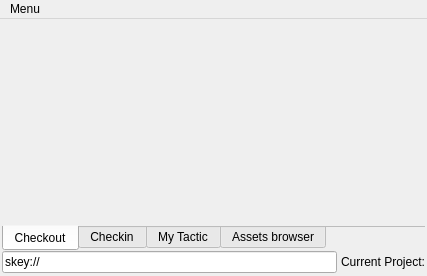
This is lib/ui/ui_main.ui in listyque/TACTIC-Handler as Qt 5 draws it before an edit. The edited form follows.
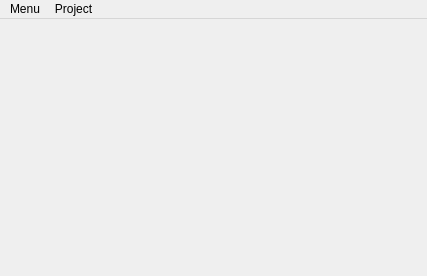
This is the edited form.

```diff
--- a/lib/ui/ui_main.ui
+++ b/lib/ui/ui_main.ui
@@ -5,6 +5,14 @@
   <property name="windowModality">
    <enum>Qt::ApplicationModal</enum>
   </property>
+  <property name="geometry">
+   <rect>
+    <x>0</x>
+    <y>0</y>
+    <width>427</width>
+    <height>276</height>
+   </rect>
+  </property>
   <property name="minimumSize">
    <size>
     <width>427</width>
@@ -23,7 +31,7 @@
 	border-width: 1px;
 	border-color:  rgba(75, 75, 75, 75);
 	border-radius: 1px;
-	padding: 3px;
+	padding: 0px;
 	background: qlineargradient(x1: 0, y1: 0, x2: 0, y2: 1, stop: 0 rgba(175, 175, 175, 25), stop: 1 rgba(175, 175, 175, 0));
 }
 
@@ -53,107 +61,7 @@
   <property name="windowFilePath">
    <string notr="true"/>
   </property>
-  <widget class="QWidget" name="mainwidget">
-   <layout class="QGridLayout" name="main_layout">
-    <property name="leftMargin">
-     <number>2</number>
-    </property>
-    <property name="topMargin">
-     <number>0</number>
-    </property>
-    <property name="rightMargin">
-     <number>2</number>
-    </property>
-    <property name="bottomMargin">
-     <number>3</number>
-    </property>
-    <property name="spacing">
-     <number>0</number>
-    </property>
-    <item row="0" column="0" colspan="3">
-     <widget class="QTabWidget" name="main_tabWidget">
-      <property name="tabPosition">
-       <enum>QTabWidget::South</enum>
-      </property>
-      <property name="currentIndex">
-       <number>0</number>
-      </property>
-      <property name="documentMode">
-       <bool>true</bool>
-      </property>
-      <widget class="QWidget" name="checkOutTab">
-       <attribute name="title">
-        <string>Checkout</string>
-       </attribute>
-       <layout class="QVBoxLayout" name="checkOutLayout">
-        <property name="spacing">
-         <number>0</number>
-        </property>
-        <property name="margin">
-         <number>0</number>
-        </property>
-       </layout>
-      </widget>
-      <widget class="QWidget" name="checkInTab">
-       <attribute name="title">
-        <string>Checkin</string>
-       </attribute>
-       <layout class="QVBoxLayout" name="checkInLayout">
-        <property name="spacing">
-         <number>0</number>
-        </property>
-        <property name="margin">
-         <number>0</number>
-        </property>
-       </layout>
-      </widget>
-      <widget class="QWidget" name="myTacticTab">
-       <attribute name="title">
-        <string>My Tactic</string>
-       </attribute>
-       <layout class="QVBoxLayout" name="myTacticLayout">
-        <property name="spacing">
-         <number>0</number>
-        </property>
-        <property name="margin">
-         <number>0</number>
-        </property>
-       </layout>
-      </widget>
-      <widget class="QWidget" name="assetsBrowserTab">
-       <attribute name="title">
-        <string>Assets browser</string>
-       </attribute>
-       <layout class="QVBoxLayout" name="assetsBrowserLayout">
-        <property name="spacing">
-         <number>0</number>
-        </property>
-        <property name="margin">
-         <number>0</number>
-        </property>
-       </layout>
-      </widget>
-     </widget>
-    </item>
-    <item row="1" column="1">
-     <widget class="QLabel" name="currentProjectLabel">
-      <property name="text">
-       <string>Current Project:</string>
-      </property>
-      <property name="indent">
-       <number>4</number>
-      </property>
-     </widget>
-    </item>
-    <item row="1" column="0">
-     <widget class="QLineEdit" name="skeyLineEdit">
-      <property name="text">
-       <string>skey://</string>
-      </property>
-     </widget>
-    </item>
-   </layout>
-  </widget>
+  <widget class="QWidget" name="mainwidget"/>
   <widget class="QMenuBar" name="menubar">
    <property name="geometry">
     <rect>
@@ -174,9 +82,17 @@
     <addaction name="actionVersion"/>
     <addaction name="separator"/>
     <addaction name="actionExit"/>
-    <addaction name="separator"/>
+   </widget>
+   <widget class="QMenu" name="menuProject">
+    <property name="tearOffEnabled">
+     <bool>true</bool>
+    </property>
+    <property name="title">
+     <string>Project</string>
+    </property>
    </widget>
    <addaction name="menuConfig"/>
+   <addaction name="menuProject"/>
   </widget>
   <action name="actionConfiguration">
    <property name="text">
```
Left out of the diff: 4 changed lines with no effect on the pictures.
